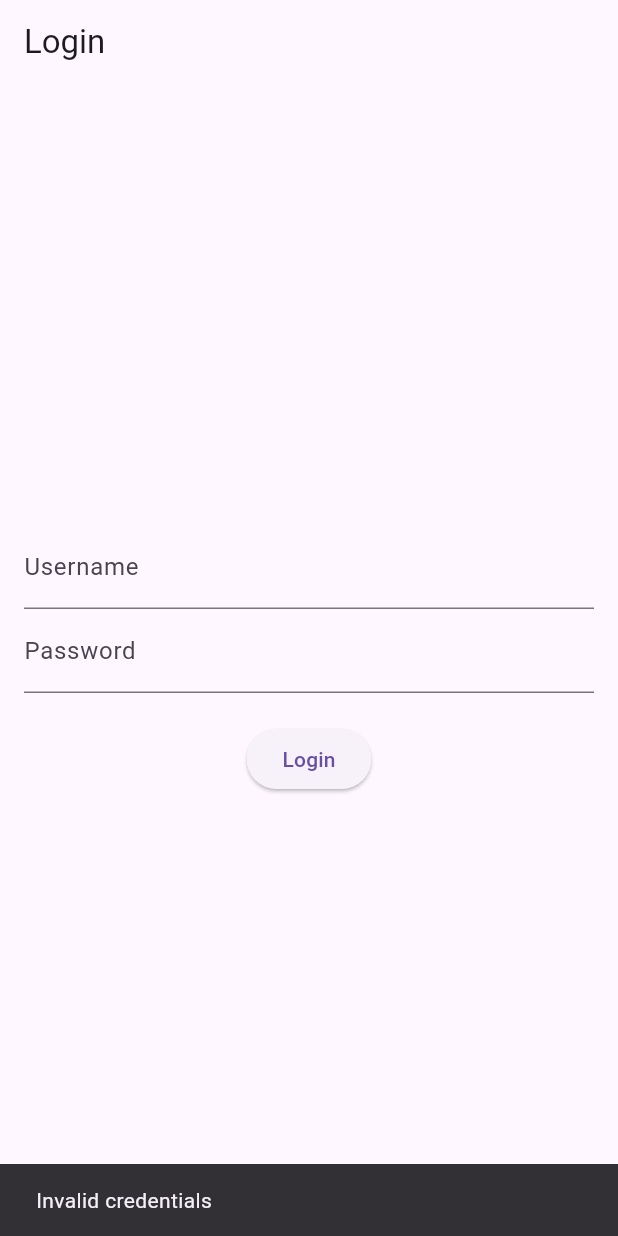
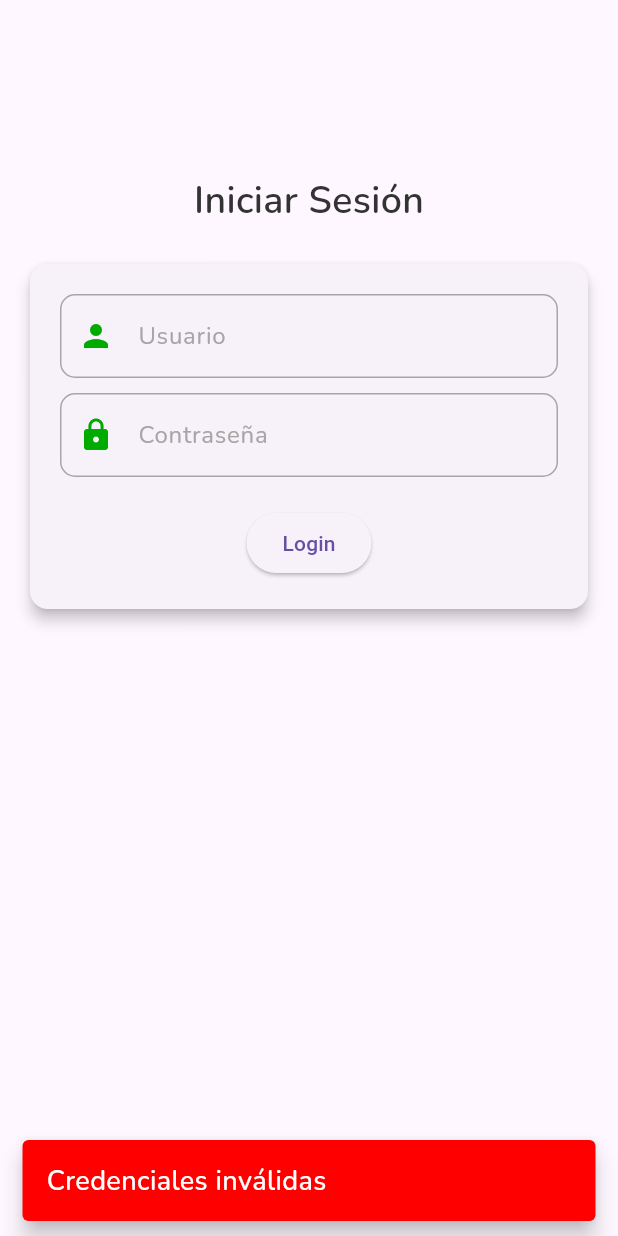
Before and after one commit to pat-devcorp/app, a Flutter app: the screen it shows after launch, after a tap on "Login", on a phone screen of 412 x 824 dp. Run offline on Flutter 3.47's test engine with Material 3 defaults, Android fonts, the phone set to English and light mode, and no system bars; our stand-ins replace flutter_dotenv, flutter_riverpod, get_it, google_fonts, page_transition; network calls fail.

Commit message:
task(login): end

```diff
--- a/lib/Application/UseCase/authentication_use_case.dart
+++ b/lib/Application/UseCase/authentication_use_case.dart
@@ -1,13 +1,11 @@
 import 'dart:developer';
 
-import 'package:app/Application/State/authentication_state.dart';
-import 'package:app/Domain/Service/iauthentication_service.dart';
-import 'package:app/Presentation/router/router.dart';
+import '../../Application/State/authentication_state.dart';
+import '../../Domain/Service/iauthentication_service.dart';
+import '../../locator.dart';
 
 import 'package:flutter/material.dart';
 import 'package:flutter_riverpod/flutter_riverpod.dart';
-
-import '../../locator.dart';
 
 class AuthenticationUseCase extends StateNotifier<AuthenticationState> {
   final IAuthenticationService _authenticationService;
@@ -24,7 +22,6 @@ class AuthenticationUseCase extends StateNotifier<AuthenticationState> {
       );
 
       if (response.success) {
-        PageRouter.goToPage(context, page: Pages.welcome);
         state = AuthenticationState.success;
       } else {
         log('⚠️ Authentication failed: ${response.data}');
--- a/lib/Domain/Model/bootstrap.dart
+++ b/lib/Domain/Model/bootstrap.dart
@@ -1,7 +1,9 @@
 class Bootstrap {
+  String appVersion;
   String apiHost;
 
   Bootstrap({
+    required this.appVersion,
     required this.apiHost,
   });
 }
--- a/lib/Presentation/views/pages/login.dart
+++ b/lib/Presentation/views/pages/login.dart
@@ -1,59 +1,120 @@
 import 'package:app/Application/State/authentication_state.dart';
 import 'package:app/Application/UseCase/authentication_use_case.dart';
-
+import 'package:app/Presentation/router/router.dart';
+import 'package:app/Presentation/views/widget/button_widgets.dart';
+import 'package:app/Presentation/views/widget/colors_widgets.dart';
+import 'package:app/Presentation/views/widget/input_widgets.dart';
+import 'package:app/Presentation/views/widget/texts_widgets.dart';
 import 'package:flutter/material.dart';
 import 'package:flutter_riverpod/flutter_riverpod.dart';
 
-class LoginPage extends ConsumerWidget {
+class LoginPage extends ConsumerStatefulWidget {
   const LoginPage({super.key});
 
   @override
-  Widget build(BuildContext context, WidgetRef ref) {
+  ConsumerState<LoginPage> createState() => _LoginPageState();
+}
+
+class _LoginPageState extends ConsumerState<LoginPage> {
+  final _formKey = GlobalKey<FormState>();
+  final TextEditingController _usernameController = TextEditingController();
+  final TextEditingController _passwordController = TextEditingController();
+
+  @override
+  Widget build(BuildContext context) {
     final authState = ref.watch(authenticationProvider);
     final authNotifier = ref.read(authenticationProvider.notifier);
 
     ref.listen(authenticationProvider, (previous, next) {
       if (next == AuthenticationState.success) {
         ScaffoldMessenger.of(context).showSnackBar(
-          const SnackBar(content: Text("Login successful!")),
+          SnackBar(
+            content: CustomText(
+              text: 'Login exitoso!',
+              type: TextType.normal,
+              color: AppColors.whiteBackground,
+            ),
+            backgroundColor: AppColors.mainGreen,
+            behavior: SnackBarBehavior.floating,
+            duration: Duration(seconds: 2),
+          ),
         );
-        // Navigate to home page
+        PageRouter.goToPage(context, page: Pages.welcome);
       } else if (next == AuthenticationState.error) {
         ScaffoldMessenger.of(context).showSnackBar(
-          const SnackBar(content: Text("Invalid credentials")),
+          SnackBar(
+            content: CustomText(
+              text: 'Credenciales inválidas',
+              type: TextType.normal,
+              color: AppColors.whiteBackground,
+            ),
+            backgroundColor: AppColors.textRed,
+            behavior: SnackBarBehavior.floating,
+            duration: Duration(seconds: 2),
+          ),
         );
       }
     });
 
-    String username = "";
-    String password = "";
-
     return Scaffold(
-      appBar: AppBar(title: const Text("Login")),
-      body: Padding(
-        padding: const EdgeInsets.all(16.0),
+      body: SingleChildScrollView(
+        child: Padding(
+          padding: EdgeInsets.all(16.0),
           child: Column(
+            crossAxisAlignment: CrossAxisAlignment.start,
             mainAxisAlignment: MainAxisAlignment.center,
             children: [
-            TextField(
-              decoration: const InputDecoration(labelText: "Username"),
-              onChanged: (value) => username = value,
+              SizedBox(height: 100),
+              Center(
+                child: CustomText(
+                  text: 'Iniciar Sesión',
+                  type: TextType.title2,
+                  color: AppColors.textBlack,
                 ),
-            TextField(
-              decoration: const InputDecoration(labelText: "Password"),
-              obscureText: true,
-              onChanged: (value) => password = value,
               ),
-            const SizedBox(height: 20),
-            ElevatedButton(
+              SizedBox(height: 20),
+              Card(
+                elevation: 4,
+                shape: RoundedRectangleBorder(
+                  borderRadius: BorderRadius.circular(12),
+                ),
+                child: Padding(
+                  padding: EdgeInsets.all(20.0),
+                  child: Form(
+                    key: _formKey,
+                    child: Column(
+                      crossAxisAlignment: CrossAxisAlignment.start,
+                      children: [
+                        InputWidgets(
+                          controller: _usernameController,
+                          label: 'Usuario',
+                          icon: Icons.person,
+                        ),
+                        SizedBox(height: 10),
+                        InputWidgets(
+                          controller: _passwordController,
+                          label: 'Contraseña',
+                          icon: Icons.lock,
+                          //obscureText: true,
+                        ),
+                        SizedBox(height: 20),
+                        Center(
+                          child: ElevatedButton(
                             onPressed: authState == AuthenticationState.loading
                                 ? null
-                  : () => authNotifier.login(context, username, password),
+                                : () => authNotifier.login(context, _usernameController.text, _passwordController.text),
                             child: authState == AuthenticationState.loading
                                 ? const CircularProgressIndicator()
                                 : const Text("Login"),
                           ),
+                        ),
                       ],
+                    ),
+                  ),
+                ),
+              ),
+            ],
+          ),
         ),
       ),
     );
--- a/lib/main.dart
+++ b/lib/main.dart
@@ -15,7 +15,7 @@ Future<void> main() async {
     throw Exception('Error loading .env file: $e');
   }
 
-  Bootstrap bootstrap =  Bootstrap(apiHost: dotenv.get('API_HOST'));
+  Bootstrap bootstrap =  Bootstrap(appVersion: dotenv.get('APP_VERSION'), apiHost: dotenv.get('API_HOST'));
   setupLocator(bootstrap);
 
   runApp(
```
Also changed, not shown: 5 other files. Lines whose indentation alone changed are shown as unchanged.
